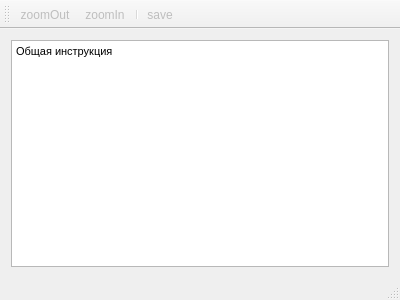
Above: view/mainwindow.ui from ASGAlex/amdhauer before the change. Below: the same form after it.
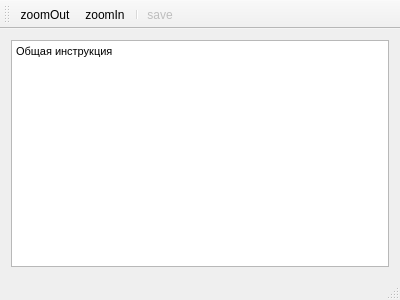
That is the form after the change. Icons and pictures are not drawn.

Commit message: ФИкс май баг!

Diff of the .ui file:
```diff
--- a/view/mainwindow.ui
+++ b/view/mainwindow.ui
@@ -2,6 +2,9 @@
 <ui version="4.0">
  <class>MainWindow</class>
  <widget class="QMainWindow" name="MainWindow">
+  <property name="enabled">
+   <bool>true</bool>
+  </property>
   <property name="geometry">
    <rect>
     <x>0</x>
@@ -50,7 +53,7 @@
   </widget>
   <widget class="QToolBar" name="mainToolBar">
    <property name="enabled">
-    <bool>false</bool>
+    <bool>true</bool>
    </property>
    <attribute name="toolBarArea">
     <enum>TopToolBarArea</enum>
@@ -68,6 +71,9 @@
    <property name="checkable">
     <bool>false</bool>
    </property>
+   <property name="enabled">
+    <bool>true</bool>
+   </property>
    <property name="icon">
     <iconset resource="../resources.qrc">
      <normaloff>:/res/icons/zoom-in.png</normaloff>:/res/icons/zoom-in.png</iconset>
@@ -83,6 +89,9 @@
    <property name="checkable">
     <bool>false</bool>
    </property>
+   <property name="enabled">
+    <bool>true</bool>
+   </property>
    <property name="icon">
     <iconset resource="../resources.qrc">
      <normaloff>:/res/icons/zoom-out.png</normaloff>:/res/icons/zoom-out.png</iconset>
@@ -95,6 +104,9 @@
    </property>
   </action>
   <action name="actionSave">
+   <property name="enabled">
+    <bool>false</bool>
+   </property>
    <property name="icon">
     <iconset resource="../resources.qrc">
      <normaloff>:/res/icons/document-save-as.png</normaloff>:/res/icons/document-save-as.png</iconset>
```
